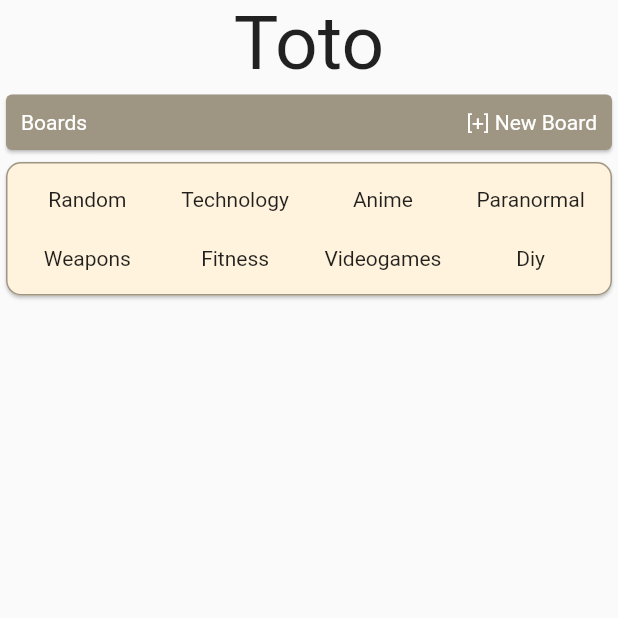
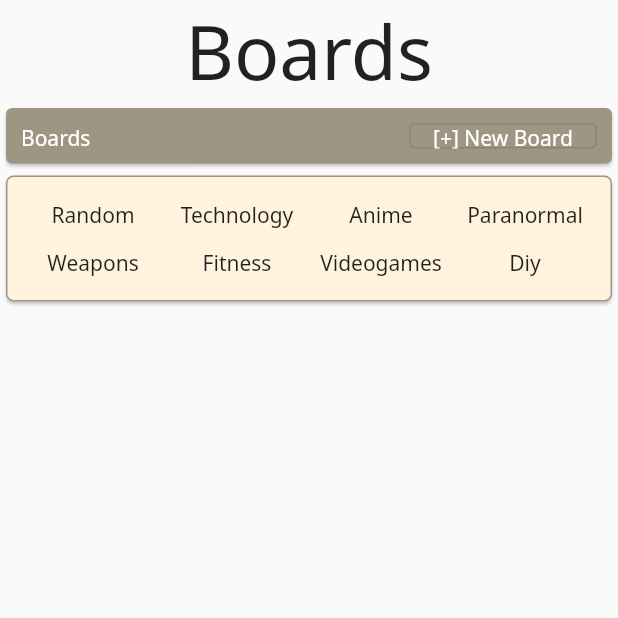
Before and after one commit to malinest/toto-android, a Flutter app: the screen it shows after launch, on a phone screen of 412 x 824 dp, the top half of it. Run offline on Flutter 3.47's test engine with Material 2 defaults, Android fonts, the phone set to English and light mode, and no system bars; our stand-ins replace flutter_svg.

Commit message:
Optimized some code

```diff
--- a/lib/main.dart
+++ b/lib/main.dart
@@ -1,4 +1,5 @@
 import 'package:flutter/material.dart';
+import 'package:flutter_svg/flutter_svg.dart';
 
 void main() {
   runApp(const MyApp());
@@ -14,6 +15,7 @@ class MyApp extends StatelessWidget {
       title: 'Toto Demo',
       theme: ThemeData(
         primarySwatch: Colors.brown,
+        fontFamily: 'NotoSans'
       ),
       home: const MyHomePage(),
     );
@@ -33,11 +35,14 @@ class _MyHomePageState extends State<MyHomePage> {
     return Scaffold(
       body: SafeArea(
         child: Column(
+         mainAxisAlignment: MainAxisAlignment.start,
           children: [
-            Center(
-              child: Title(
+            Title(
               color: Colors.black,
-                child: Text('Toto', style: TextStyle(fontSize: 50),),
+              child: Text(
+                'Boards',
+                style: TextStyle(fontSize: 50),
+                textAlign: TextAlign.left,
               ),
             ),
             Center(
@@ -65,12 +70,21 @@ class _MyHomePageState extends State<MyHomePage> {
                             ),
                             Padding(
                               padding: const EdgeInsets.all(10.0),
+                              child: OutlinedButton(
+                                onPressed: () {
+                                  Navigator.push(
+                                      context,
+                                      MaterialPageRoute(
+                                          builder: (context) =>
+                                              const SecondRoute()));
+                                },
                                 child: Text(
                                   '[+] New Board',
                                   style: TextStyle(
                                     color: Colors.white,
                                   ),
                                   textAlign: TextAlign.left,
+                                ),
                               ),
                             ),
                           ],
@@ -88,12 +102,9 @@ class _MyHomePageState extends State<MyHomePage> {
                     side: BorderSide(
                       color: Color(0xFF9e9583),
                     ),
-                  borderRadius: BorderRadius.circular(10)
-                ),
+                    borderRadius: BorderRadius.circular(5)),
                 child: GridView.count(
                   primary: false,
-                  crossAxisSpacing: 10,
-                  mainAxisSpacing: 10,
                   crossAxisCount: 4,
                   shrinkWrap: true,
                   childAspectRatio: 3,
@@ -118,3 +129,20 @@ class _MyHomePageState extends State<MyHomePage> {
     );
   }
 }
+
+class SecondRoute extends StatelessWidget {
+  const SecondRoute({Key? key}) : super(key: key);
+
+  @override
+  Widget build(BuildContext context) {
+    return Scaffold(
+      appBar: AppBar(title: Text("New Board")),
+      body: Center(
+        child: ElevatedButton(
+          onPressed: () {},
+          child: Text("Create Board"),
+        ),
+      ),
+    );
+  }
+}
```
Also changed, not shown: pubspec.yaml (+10 -69 lines), assets/logo.svg (added), fonts/NotoSans-Regular.ttf (added), pubspec.lock, 1 other file. Lines whose indentation alone changed are shown as unchanged.
